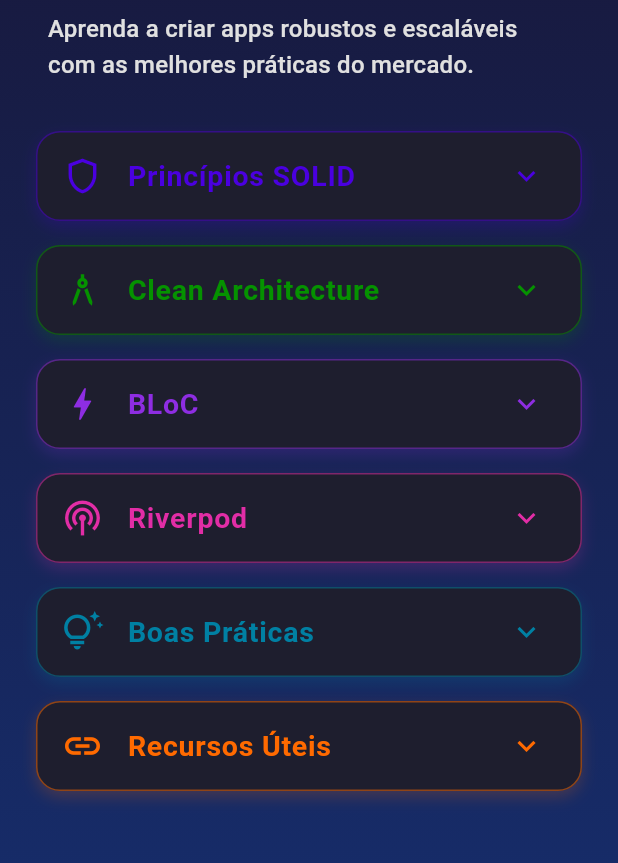
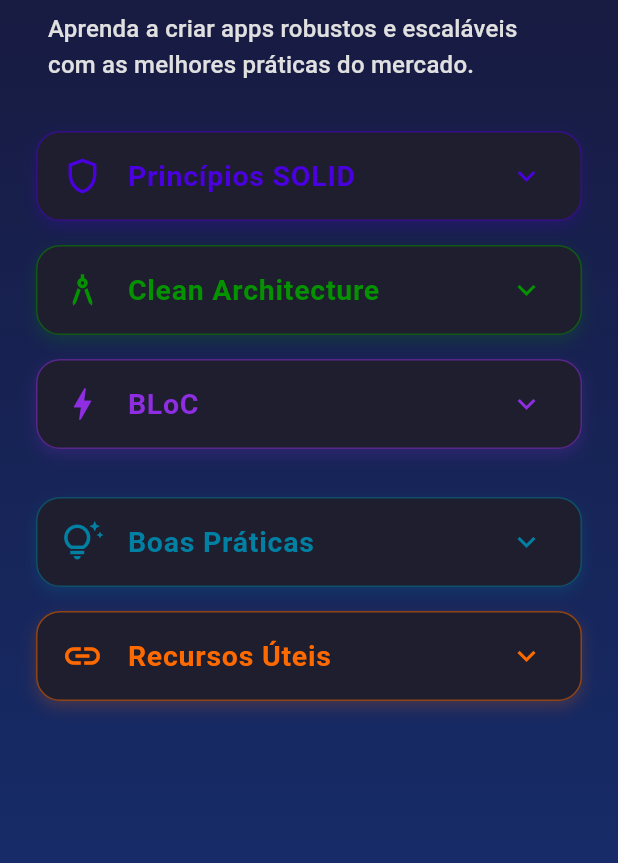
Before and after one commit to BrunoDalI/flutter_guide_webpage, a Flutter app: the screen it shows after launch, on a phone screen of 412 x 824 dp, the part 229-1092 px from its top. Run offline on Flutter 3.47's test engine with Material 3 defaults, Android fonts, the phone set to English and light mode, and no system bars; our stand-ins replace flutter_highlight.

Commit message:
fix: comment out Riverpod session tile in HomePage

```diff
--- a/lib/features/login/presentation/pages/home_page.dart
+++ b/lib/features/login/presentation/pages/home_page.dart
@@ -95,13 +95,13 @@
               child: BlocPage(),
             ),
             SizedBox(height: 16),
-            _buildSessionTile(
-              context,
-              icon: Icons.podcasts_outlined,
-              color: Color.fromARGB(255, 226, 45, 166),
-              title: 'Riverpod',
-              child: RiverpodPage(),
-            ),
+            // _buildSessionTile(
+            //   context,
+            //   icon: Icons.podcasts_outlined,
+            //   color: Color.fromARGB(255, 226, 45, 166),
+            //   title: 'Riverpod',
+            //   child: RiverpodPage(),
+            // ),
             SizedBox(height: 16),
             _buildSessionTile(
               context,
```
